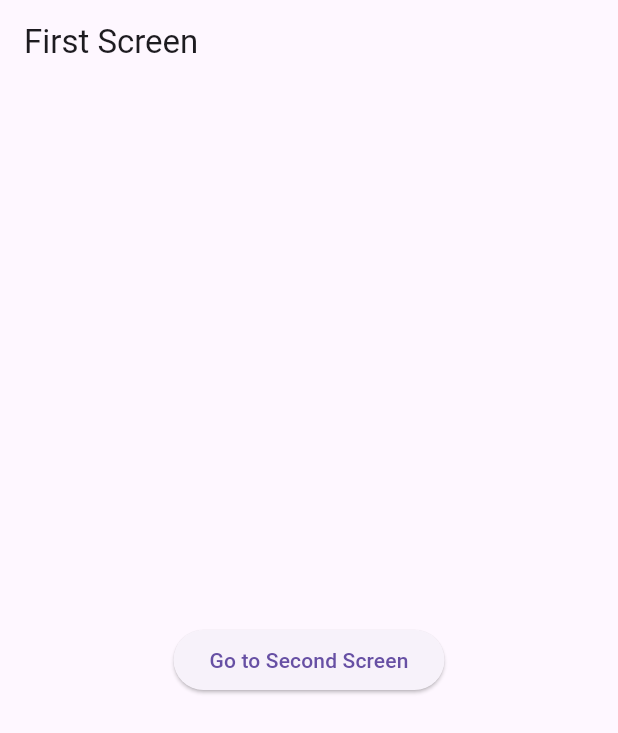
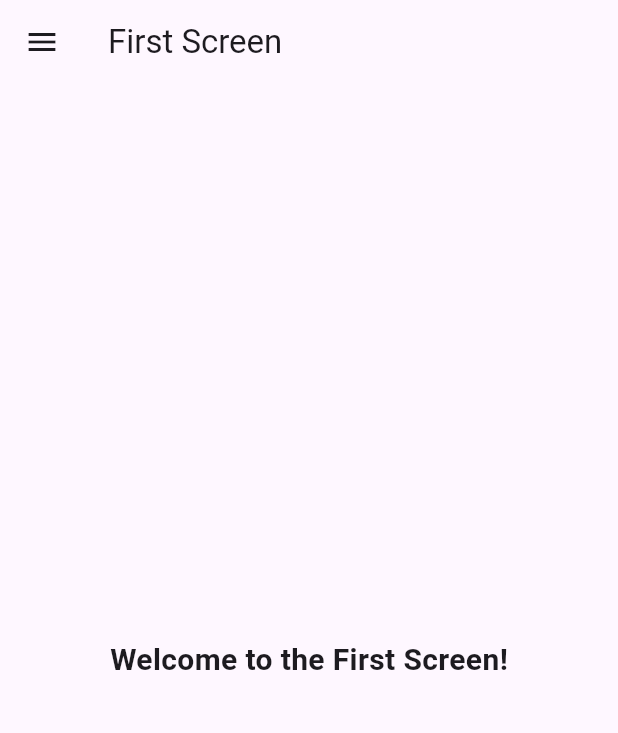
Before and after one commit to ThanosTHINOS/navigation_codelab, a Flutter app: the screen it shows after launch, on a phone screen of 412 x 824 dp. Shown: the top 733 px of the screen. Run offline on Flutter 3.47's test engine with Material 3 defaults, Android fonts, the phone set to English and light mode, and no system bars.

Commit message:
Update first_screen.dart

```diff
--- a/lib/first_screen.dart
+++ b/lib/first_screen.dart
@@ -5,12 +5,42 @@ class FirstScreen extends StatelessWidget {
   Widget build(BuildContext context) {
     return Scaffold(
       appBar: AppBar(title: Text('First Screen')),
+      drawer: Drawer(
+        child: ListView(
+          padding: EdgeInsets.zero,
+          children: [
+            DrawerHeader(
+              decoration: BoxDecoration(
+                color: Colors.blue,
+              ),
+              child: Text(
+                'Navigation Menu',
+                style: TextStyle(color: Colors.white, fontSize: 20),
+              ),
+            ),
+            ListTile(
+              leading: Icon(Icons.home),
+              title: Text('First Screen'),
+              onTap: () {
+                Navigator.pop(context); // Close the drawer
+                Navigator.pushNamed(context, '/'); // Navigate to First Screen
+              },
+            ),
+            ListTile(
+              leading: Icon(Icons.screen_share),
+              title: Text('Second Screen'),
+              onTap: () {
+                Navigator.pop(context); // Close the drawer
+                Navigator.pushNamed(context, '/second'); // Navigate to Second Screen
+              },
+            ),
+          ],
+        ),
+      ),
       body: Center(
-        child: ElevatedButton(
-          onPressed: () {
-            Navigator.pushNamed(context, '/second');
-          },
-          child: Text('Go to Second Screen'),
+        child: Text(
+          'Welcome to the First Screen!',
+          style: TextStyle(fontSize: 20, fontWeight: FontWeight.bold),
         ),
       ),
     );
```
